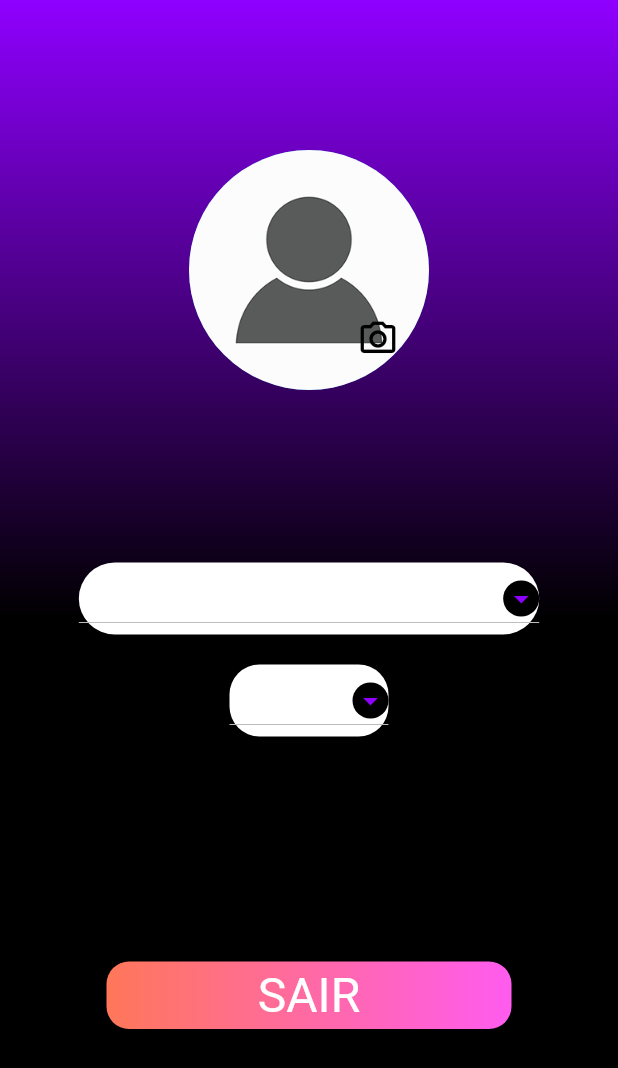
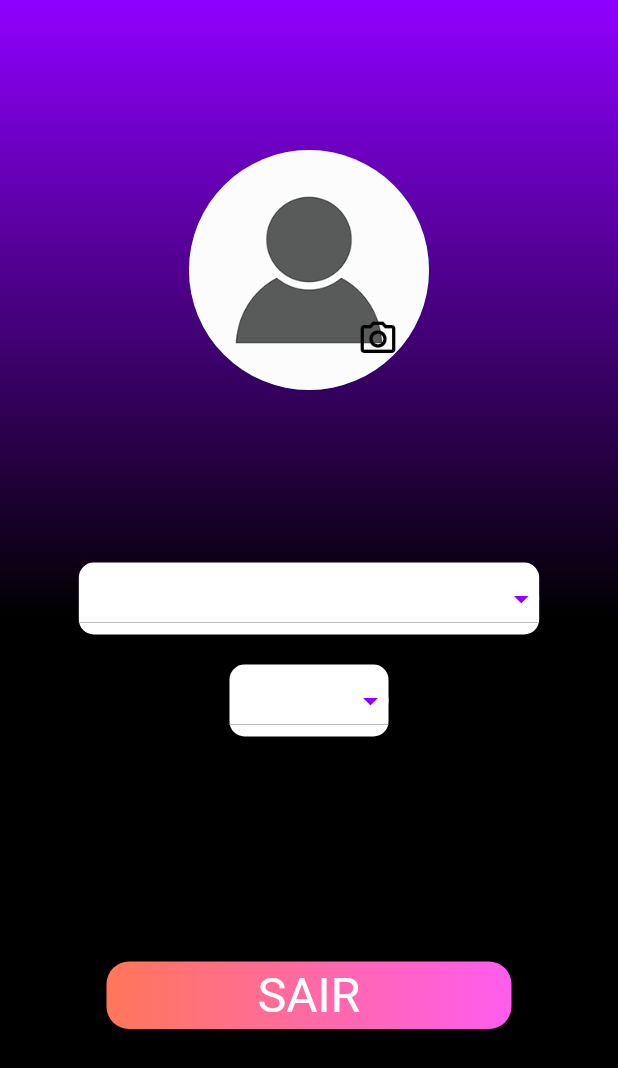
Before and after one commit to GabsJungles/info_unit_study, a Flutter app: the ProfilePage screen opened directly, on a phone screen of 412 x 824 dp. Shown: the top 1068 px of the screen. Run offline on Flutter 3.47's test engine with Material 2 defaults, Android fonts, the phone set to English and light mode, and no system bars; our stand-ins replace cloud_firestore, firebase_auth, firebase_core, firebase_storage, google_fonts, image_picker; accounts and stored records are empty.

Commit message:
dropdownbutton details

```diff
--- a/lib/pages/profile_page.dart
+++ b/lib/pages/profile_page.dart
@@ -169,10 +169,10 @@ class _ProfilePageState extends State<ProfilePage> {
                           decoration: const BoxDecoration(
                               color: Colors.white,
                               borderRadius: BorderRadius.only(
-                                  topRight: Radius.circular(30.0),
-                                  bottomLeft: Radius.circular(30.0),
-                                  topLeft: Radius.circular(30.0),
-                                  bottomRight: Radius.circular(30.0))),
+                                  topRight: Radius.circular(10.0),
+                                  bottomLeft: Radius.circular(10.0),
+                                  topLeft: Radius.circular(10.0),
+                                  bottomRight: Radius.circular(10.0))),
                           child:
                           DropdownButton<String>(
                             selectedItemBuilder: (_) {
@@ -190,7 +190,7 @@ class _ProfilePageState extends State<ProfilePage> {
                             value: value,
                             icon: const CircleAvatar(
                               radius: 12,
-                              backgroundColor: Colors.black,
+                              backgroundColor: Colors.white,
                               child: Icon(Icons.arrow_drop_down,
                                   color: Color(0xFF8F00FF)),
                             ),
@@ -223,10 +223,10 @@ class _ProfilePageState extends State<ProfilePage> {
                           decoration: const BoxDecoration(
                               color: Colors.white,
                               borderRadius: BorderRadius.only(
-                                  topRight: Radius.circular(20.0),
-                                  bottomLeft: Radius.circular(20.0),
-                                  topLeft: Radius.circular(20.0),
-                                  bottomRight: Radius.circular(20.0))),
+                                  topRight: Radius.circular(10.0),
+                                  bottomLeft: Radius.circular(10.0),
+                                  topLeft: Radius.circular(10.0),
+                                  bottomRight: Radius.circular(10.0))),
                           child: DropdownButton<String>(
                             selectedItemBuilder: (_) {
                               return periodo
@@ -242,7 +242,7 @@ class _ProfilePageState extends State<ProfilePage> {
                             value: value2,
                             icon: const CircleAvatar(
                               radius: 12,
-                              backgroundColor: Colors.black,
+                              backgroundColor: Colors.white,
                               child: Icon(Icons.arrow_drop_down,
                                   color: Color(0xFF8F00FF)),
                             ),
```
Also changed, not shown: lib/pages/register pages/register_page3.dart (+6 -94 lines).
